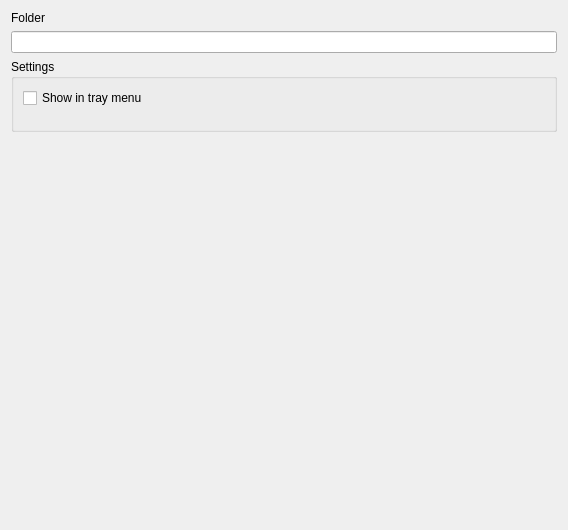
This is uic/folderpage.ui in autokey/autokey as Qt 5 draws it before an edit. The edited form follows.
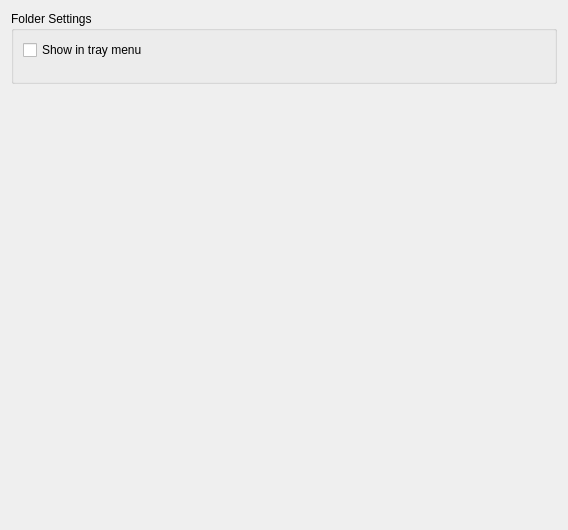
This is the edited form. Custom widgets are drawn as their Qt base class.

Commit message: [kde] Enable multiple selection mode in treeview and update all necessary interactions to work correctly [kde] Enable inline renaming of items in treeview, get rid of title and description fields from the various pages

Diff of the .ui file:
```diff
--- a/uic/folderpage.ui
+++ b/uic/folderpage.ui
@@ -14,20 +14,10 @@
    <string>Form</string>
   </property>
   <layout class="QVBoxLayout" name="verticalLayout_2">
-   <item>
-    <widget class="QLabel" name="titleLabel">
-     <property name="text">
-      <string>Folder</string>
-     </property>
-    </widget>
-   </item>
-   <item>
-    <widget class="KLineEdit" name="titleLineEdit"/>
-   </item>
    <item>
     <widget class="QGroupBox" name="settingsGroupBox">
      <property name="title">
-      <string>Settings</string>
+      <string>Folder Settings</string>
      </property>
      <layout class="QVBoxLayout" name="verticalLayout">
       <item>
@@ -62,11 +52,6 @@
   </layout>
  </widget>
  <customwidgets>
-  <customwidget>
-   <class>KLineEdit</class>
-   <extends>QLineEdit</extends>
-   <header>klineedit.h</header>
-  </customwidget>
   <customwidget>
    <class>KSeparator</class>
    <extends>QFrame</extends>
```
The commit also changes 12 other files.
